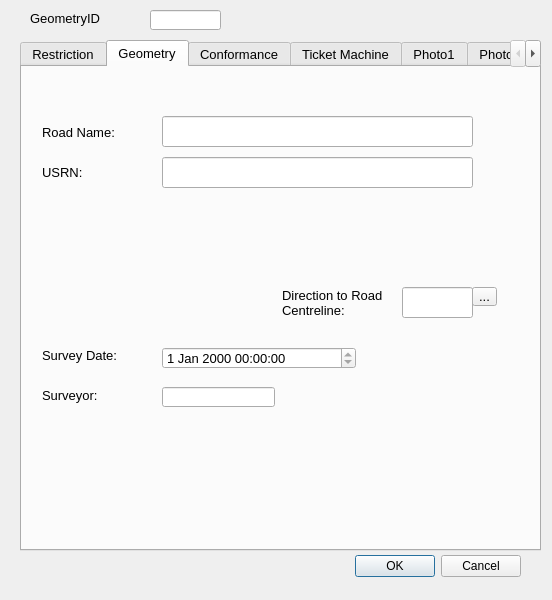
Old version of the form restrictionSignsDetails_dialog_base.ui in the repository tlh22/TOMs.
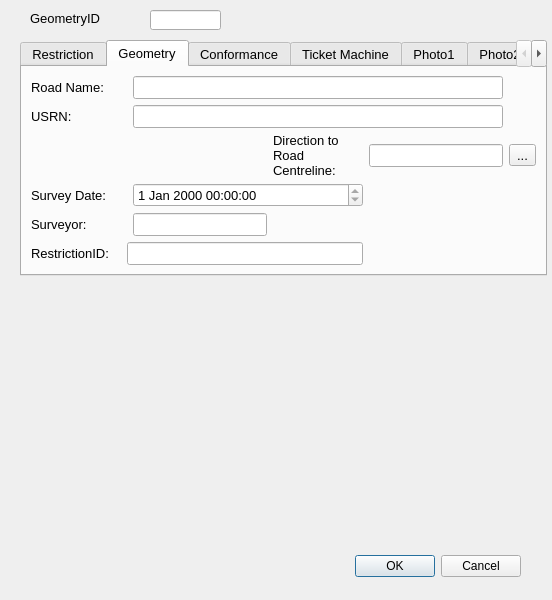
New version of the form. The open tabs and pages were chosen to show the change. Custom widgets are drawn as their Qt base class.

```diff
--- a/restrictionSignsDetails_dialog_base.ui
+++ b/restrictionSignsDetails_dialog_base.ui
@@ -46,8 +46,8 @@
     <rect>
      <x>20</x>
      <y>40</y>
-     <width>521</width>
-     <height>511</height>
+     <width>527</width>
+     <height>236</height>
     </rect>
    </property>
    <property name="minimumSize">
@@ -222,28 +222,51 @@
     <attribute name="title">
      <string>Geometry</string>
     </attribute>
-    <widget class="QToolButton" name="toolButton_2">
-     <property name="geometry">
-      <rect>
-       <x>450</x>
-       <y>220</y>
-       <width>25</width>
-       <height>19</height>
-      </rect>
-     </property>
+    <layout class="QGridLayout" name="gridLayout">
+     <item row="0" column="0" colspan="2">
+      <widget class="QLabel" name="lbl_RoadName">
+       <property name="minimumSize">
+        <size>
+         <width>90</width>
+         <height>16</height>
+        </size>
+       </property>
+       <property name="font">
+        <font>
+         <pointsize>10</pointsize>
+        </font>
+       </property>
      <property name="text">
-      <string>...</string>
-     </property>
-    </widget>
+        <string>Road Name:</string>
+       </property>
+      </widget>
+     </item>
+     <item row="0" column="2" colspan="3">
+      <widget class="QLineEdit" name="RoadName"/>
+     </item>
+     <item row="1" column="0" colspan="2">
+      <widget class="QLabel" name="lbl_USRN">
+       <property name="minimumSize">
+        <size>
+         <width>90</width>
+         <height>16</height>
+        </size>
+       </property>
+       <property name="font">
+        <font>
+         <pointsize>10</pointsize>
+        </font>
+       </property>
+       <property name="text">
+        <string>USRN:</string>
+       </property>
+      </widget>
+     </item>
+     <item row="1" column="2" colspan="3">
+      <widget class="QLineEdit" name="USRN"/>
+     </item>
+     <item row="2" column="3">
     <widget class="QLabel" name="lbl_AzToRoadCL">
-     <property name="geometry">
-      <rect>
-       <x>260</x>
-       <y>220</y>
-       <width>101</width>
-       <height>31</height>
-      </rect>
-     </property>
      <property name="minimumSize">
       <size>
        <width>90</width>
@@ -262,139 +285,71 @@
       <bool>true</bool>
      </property>
     </widget>
+     </item>
+     <item row="2" column="4">
     <widget class="QLineEdit" name="AzimuthToRoadCentreLine">
-     <property name="geometry">
-      <rect>
-       <x>380</x>
-       <y>220</y>
-       <width>71</width>
-       <height>31</height>
-      </rect>
-     </property>
      <property name="text">
       <string/>
      </property>
     </widget>
-    <widget class="QLabel" name="lbl_RoadName">
-     <property name="geometry">
-      <rect>
-       <x>20</x>
-       <y>50</y>
-       <width>111</width>
-       <height>31</height>
-      </rect>
-     </property>
-     <property name="minimumSize">
-      <size>
-       <width>90</width>
-       <height>16</height>
-      </size>
-     </property>
-     <property name="font">
-      <font>
-       <pointsize>10</pointsize>
-      </font>
-     </property>
+     </item>
+     <item row="2" column="5">
+      <widget class="QToolButton" name="toolButton_2">
      <property name="text">
-      <string>Road Name:</string>
-     </property>
-    </widget>
-    <widget class="QLabel" name="lbl_USRN">
-     <property name="geometry">
-      <rect>
-       <x>20</x>
-       <y>90</y>
-       <width>111</width>
-       <height>31</height>
-      </rect>
-     </property>
-     <property name="minimumSize">
-      <size>
-       <width>90</width>
-       <height>16</height>
-      </size>
-     </property>
-     <property name="font">
-      <font>
-       <pointsize>10</pointsize>
-      </font>
-     </property>
-     <property name="text">
-      <string>USRN:</string>
-     </property>
-    </widget>
-    <widget class="QLineEdit" name="RoadName">
-     <property name="geometry">
-      <rect>
-       <x>140</x>
-       <y>49</y>
-       <width>311</width>
-       <height>31</height>
-      </rect>
-     </property>
-    </widget>
-    <widget class="QLineEdit" name="USRN">
-     <property name="geometry">
-      <rect>
-       <x>140</x>
-       <y>90</y>
-       <width>311</width>
-       <height>31</height>
-      </rect>
-     </property>
-    </widget>
+        <string>...</string>
+       </property>
+      </widget>
+     </item>
+     <item row="3" column="0">
     <widget class="QLabel" name="label_8">
-     <property name="geometry">
-      <rect>
-       <x>20</x>
-       <y>280</y>
-       <width>91</width>
-       <height>16</height>
-      </rect>
-     </property>
      <property name="text">
       <string>Survey Date:</string>
      </property>
     </widget>
+     </item>
+     <item row="3" column="2" colspan="2">
+      <widget class="QDateTimeEdit" name="Signs_DateTime">
+       <property name="readOnly">
+        <bool>true</bool>
+       </property>
+      </widget>
+     </item>
+     <item row="4" column="0">
     <widget class="QLabel" name="label_9">
-     <property name="geometry">
-      <rect>
-       <x>20</x>
-       <y>320</y>
-       <width>61</width>
-       <height>16</height>
-      </rect>
-     </property>
      <property name="text">
       <string>Surveyor:</string>
      </property>
     </widget>
-    <widget class="QDateTimeEdit" name="Signs_DateTime">
-     <property name="geometry">
-      <rect>
-       <x>140</x>
-       <y>280</y>
-       <width>194</width>
-       <height>22</height>
-      </rect>
-     </property>
-     <property name="readOnly">
-      <bool>true</bool>
-     </property>
-    </widget>
+     </item>
+     <item row="4" column="2">
     <widget class="QLineEdit" name="Surveyor">
-     <property name="geometry">
-      <rect>
-       <x>140</x>
-       <y>320</y>
-       <width>113</width>
-       <height>20</height>
-      </rect>
-     </property>
      <property name="readOnly">
       <bool>true</bool>
      </property>
     </widget>
+     </item>
+     <item row="5" column="0">
+      <widget class="QLabel" name="lbl_RoadName_2">
+       <property name="minimumSize">
+        <size>
+         <width>90</width>
+         <height>16</height>
+        </size>
+       </property>
+       <property name="font">
+        <font>
+         <pointsize>10</pointsize>
+        </font>
+       </property>
+       <property name="text">
+        <string>RestrictionID:</string>
+       </property>
+      </widget>
+     </item>
+     <item row="5" column="1" colspan="3">
+      <widget class="QLineEdit" name="RestrictionID"/>
+     </item>
+    </layout>
    </widget>
    <widget class="QWidget" name="Conformance">
     <attribute name="title">
```
Lines whose indentation alone changed are shown as unchanged.
